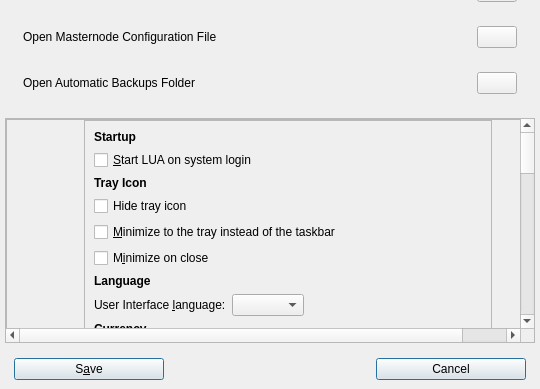
Before: the Qt Designer form src/qt/forms/settingspage.ui in minblock/luascoin, drawn with Qt 5; both pictures show x 0 to 540 and y 196 to 585 of the 540 by 585 pixel window.
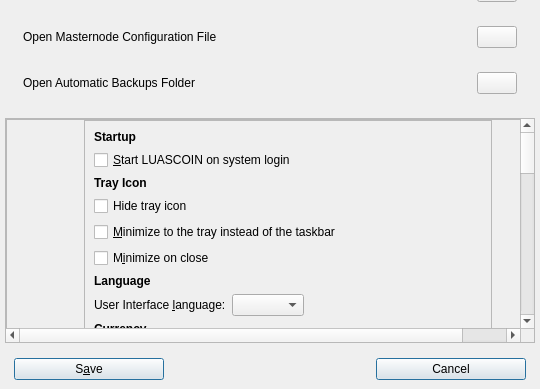
After: the same form once the commit is applied. Custom widgets are drawn as their Qt base class.

Patch:
```diff
--- a/src/qt/forms/settingspage.ui
+++ b/src/qt/forms/settingspage.ui
@@ -287,7 +287,7 @@
                                                     <string>Automatically start LUA after logging in to the system.</string>
                                                 </property>
                                                 <property name="text">
-                                                    <string>&amp;Start LUA on system login</string>
+                                                    <string>&amp;Start LUASCOIN on system login</string>
                                                 </property>
                                             </widget>
                                         </item>
```
Left out of the diff: 14 changed lines with no effect on the pictures.
